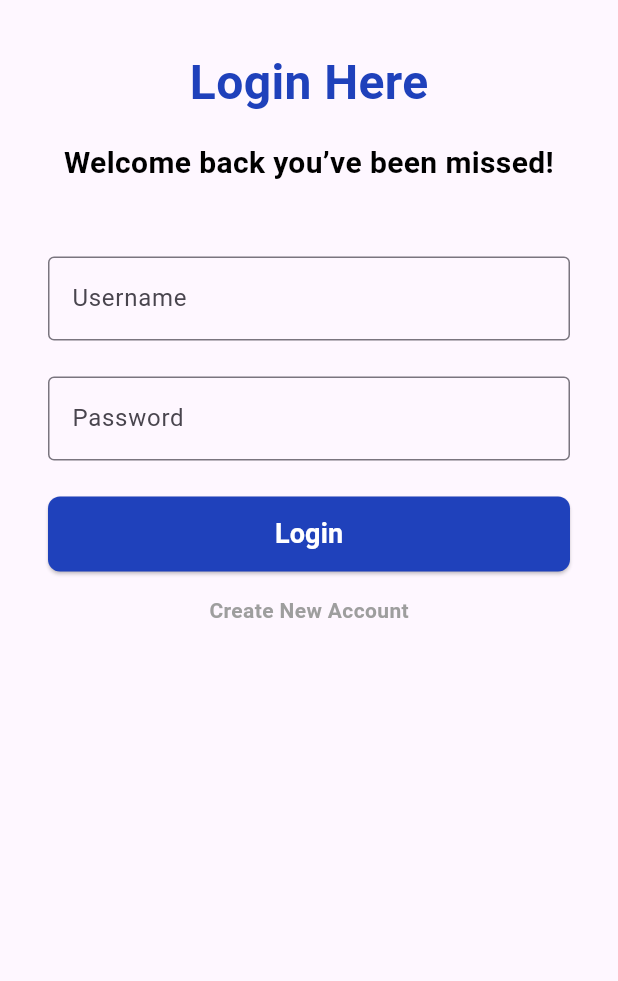
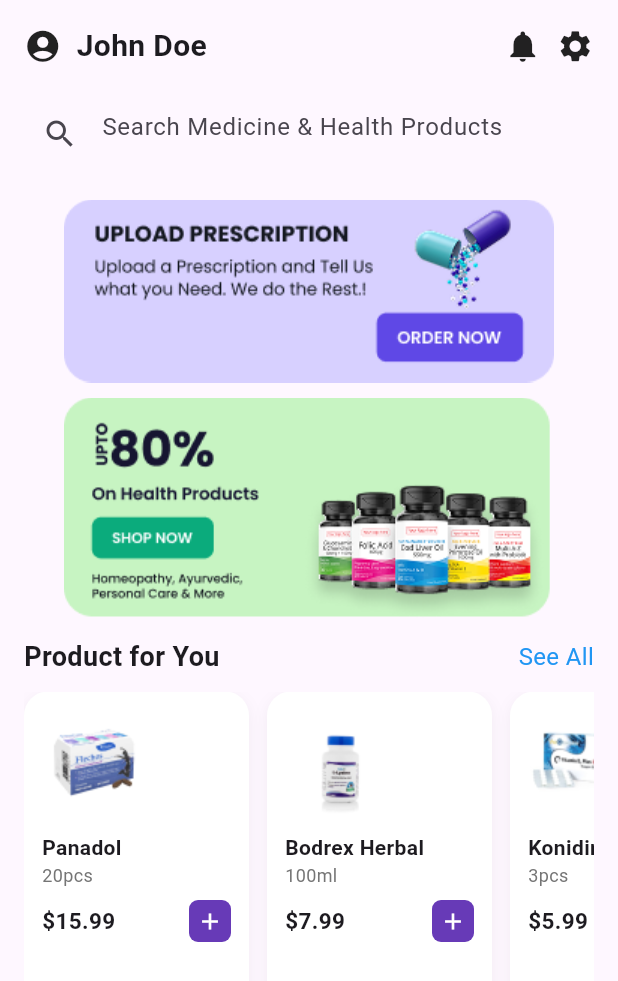
Before and after one commit to Faiznurullah/utspam_d_if5b_0010, a Flutter app: the LoginPage screen opened directly, after a tap on "Login", on a phone screen of 412 x 824 dp. Shown: the top 981 px of the screen. Run offline on Flutter 3.47's test engine with Material 3 defaults, Android fonts, the phone set to English and light mode, and no system bars; drawn by our look-alikes of carousel_slider.

Commit message:
HomaPage Design

```diff
--- /dev/null
+++ b/lib/presentation/home_page.dart
@@ -0,0 +1,187 @@
+import 'package:flutter/material.dart';
+import 'package:carousel_slider/carousel_slider.dart';
+
+class HomePage extends StatefulWidget {
+  const HomePage({super.key});
+
+  @override
+  State<HomePage> createState() => _HomePageState();
+}
+
+class _HomePageState extends State<HomePage> {
+  @override
+  Widget build(BuildContext context) {
+    return Scaffold(
+      body: SafeArea(
+        child: Padding(
+          padding: const EdgeInsets.all(16.0),
+          child: Column(
+            children: [
+              Row(
+                mainAxisAlignment: MainAxisAlignment.spaceBetween,
+                children: [
+                  Row(
+                    children: [
+                      Icon(Icons.account_circle, size: 25),
+                      SizedBox(width: 10),
+                      Text(
+                        'John Doe',
+                        style: TextStyle(
+                          fontSize: 20,
+                          fontWeight: FontWeight.bold,
+                        ),
+                      ),
+                    ],
+                  ),
+
+                  Row(
+                    children: [
+                      Icon(Icons.notifications, size: 25),
+                      SizedBox(width: 10),
+                      Icon(Icons.settings, size: 25),
+                    ],
+                  ),
+                ],
+              ),
+
+              SizedBox(height: 20),
+
+              TextField(
+                decoration: InputDecoration(
+                  hintText: 'Search Medicine & Health Products',
+                  prefixIcon: Icon(Icons.search),
+                  border: InputBorder.none,
+                ),
+              ),
+
+              SizedBox(height: 20),
+
+              Image.asset('assets/images/banner.png'),
+
+              SizedBox(height: 10),
+
+              CarouselSlider(
+                items: [
+                  Image.asset('assets/images/banner1.png'),
+                  Image.asset('assets/images/banner2.png'),
+                  Image.asset('assets/images/banner3.png'),
+                ],
+                options: CarouselOptions(
+                  height: 150,
+                  autoPlay: true,
+                  enlargeCenterPage: true,
+                  viewportFraction: 0.9,
+                  autoPlayInterval: const Duration(seconds: 3),
+                  autoPlayAnimationDuration: const Duration(milliseconds: 600),
+                ),
+              ),
+
+              SizedBox(height: 10),
+
+              Row(
+                mainAxisAlignment: MainAxisAlignment.spaceBetween,
+                children: [
+                  Text(
+                    'Product for You',
+                    style: TextStyle(fontSize: 18, fontWeight: FontWeight.bold),
+                  ),
+                  Text(
+                    'See All',
+                    style: TextStyle(fontSize: 16, color: Colors.blue),
+                  ),
+                ],
+              ),
+
+              SizedBox(height: 10),
+
+              SizedBox(
+                height: 220, // tinggi list agar ListView punya ruang
+                child: ListView(
+                  scrollDirection: Axis.horizontal,
+                  children: [
+                    productCard(
+                      name: "Panadol",
+                      desc: "20pcs",
+                      price: "\$15.99",
+                      image: "assets/images/medicine1.png",
+                    ),
+                    productCard(
+                      name: "Bodrex Herbal",
+                      desc: "100ml",
+                      price: "\$7.99",
+                      image: "assets/images/medicine2.png",
+                    ),
+                    productCard(
+                      name: "Konidin",
+                      desc: "3pcs",
+                      price: "\$5.99",
+                      image: "assets/images/medicine3.png",
+                    ),
+                  ],
+                ),
+              ),
+            ],
+          ),
+        ),
+      ),
+    );
+  }
+}
+
+Widget productCard({
+  required String name,
+  required String desc,
+  required String price,
+  required String image,
+}) {
+  return Container(
+    width: 150,
+    margin: const EdgeInsets.only(right: 12),
+    padding: const EdgeInsets.all(12),
+    decoration: BoxDecoration(
+      color: Colors.white,
+      borderRadius: BorderRadius.circular(16),
+      boxShadow: [
+        BoxShadow(
+          color: Colors.black.withOpacity(0.05),
+          blurRadius: 8,
+          offset: const Offset(0, 3),
+        ),
+      ],
+    ),
+    child: Column(
+      crossAxisAlignment: CrossAxisAlignment.start,
+      children: [
+        Image.asset(image, height: 70),
+
+        const SizedBox(height: 12),
+
+        Text(name, style: const TextStyle(fontWeight: FontWeight.bold)),
+
+        Text(desc, style: TextStyle(color: Colors.grey.shade600, fontSize: 12)),
+
+        const SizedBox(height: 8),
+
+        Row(
+          mainAxisAlignment: MainAxisAlignment.spaceBetween,
+          children: [
+            Text(
+              price,
+              style: const TextStyle(fontSize: 15, fontWeight: FontWeight.bold),
+            ),
+
+            Container(
+              height: 28,
+              width: 28,
+              decoration: BoxDecoration(
+                color: Colors.deepPurple,
+                borderRadius: BorderRadius.circular(6),
+              ),
+              child: const Icon(Icons.add, color: Colors.white, size: 18),
+            ),
+          ],
+        ),
+      ],
+    ),
+  );
+}
--- a/lib/presentation/login_page.dart
+++ b/lib/presentation/login_page.dart
@@ -1,5 +1,6 @@
 import 'package:flutter/material.dart';
 import 'register_page.dart';
+import 'home_page.dart';
 
 class LoginPage extends StatefulWidget {
   const LoginPage({super.key});
@@ -71,7 +72,11 @@ class _LoginPageState extends State<LoginPage> {
                     height: 50,
                     child: ElevatedButton(
                       onPressed: () {
-                        // Handle login action
+
+                        Navigator.push(context, MaterialPageRoute(
+                          builder: (context) => HomePage(),
+                        ));
+
                       },
                       style: ElevatedButton.styleFrom(
                         backgroundColor: Color(0xFF1F41BB),
--- a/pubspec.yaml
+++ b/pubspec.yaml
@@ -36,6 +36,7 @@ dependencies:
   cupertino_icons: ^1.0.8
   sqflite: ^2.4.2
   path: ^1.9.1
+  carousel_slider: ^5.1.1
 
 dev_dependencies:
   flutter_test:
```
Also changed, not shown: assets/images/banner.png (added), assets/images/banner1.png (added), assets/images/banner2.png (added), assets/images/banner3.png (added), assets/images/medicine1.png (added), assets/images/medicine2.png (added), assets/images/medicine3.png (added), assets/images/user_icon.png (added), pubspec.lock.
